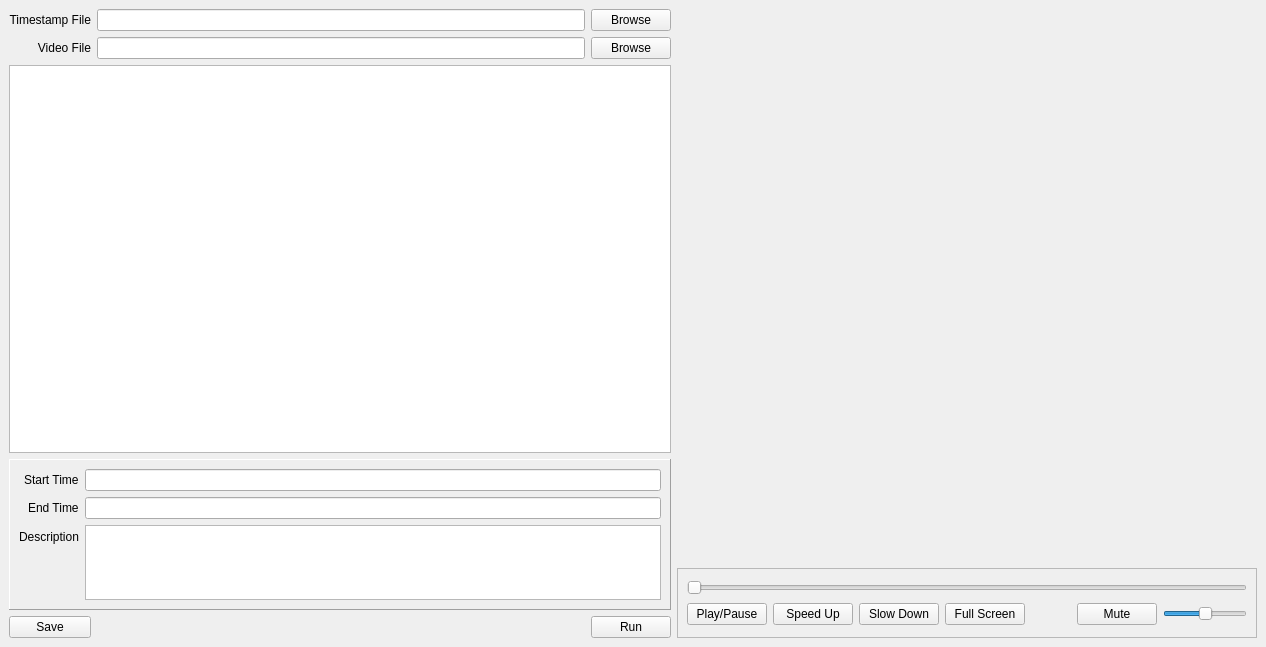
Old version of the form gui/main_window.ui in the repository dangmai/looper.
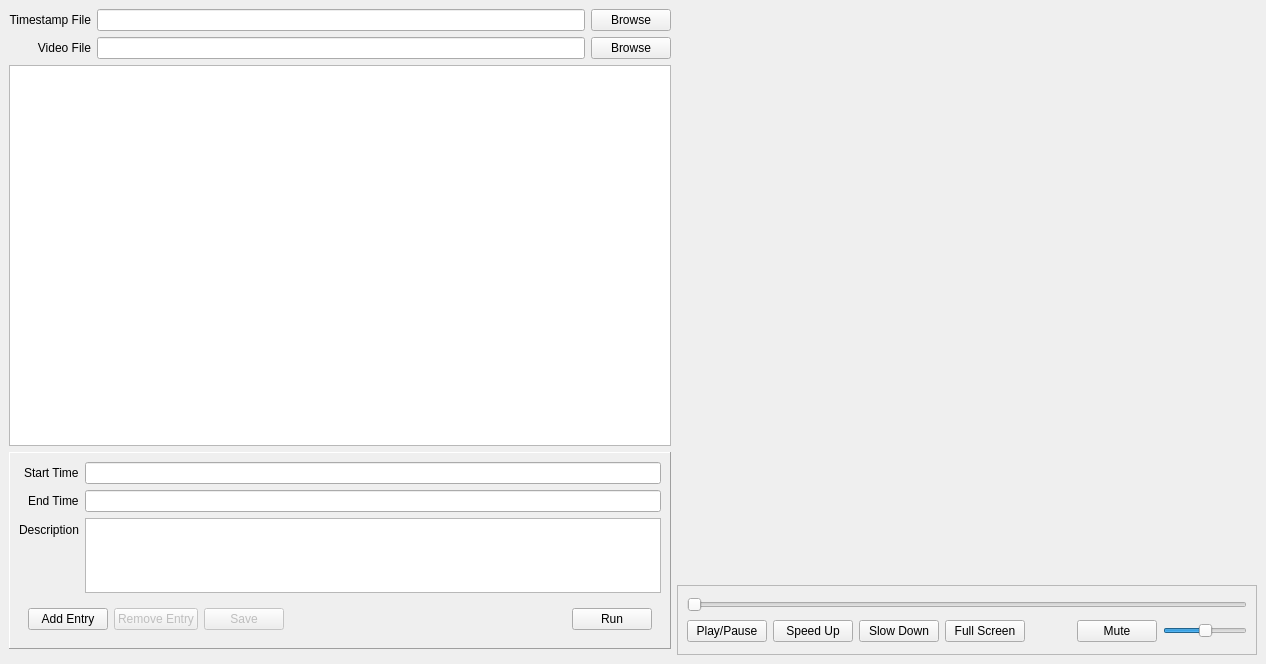
New version of the form. Custom widgets are drawn as their Qt base class.

Commit message:
Add/Remove entries
Sort entries based on start time

What changed in the file:
```diff
--- a/gui/main_window.ui
+++ b/gui/main_window.ui
@@ -7,7 +7,7 @@
     <x>0</x>
     <y>0</y>
     <width>1266</width>
-    <height>647</height>
+    <height>664</height>
    </rect>
   </property>
   <property name="minimumSize">
@@ -24,20 +24,11 @@
   </property>
   <widget class="QWidget" name="widget_central">
    <layout class="QGridLayout" name="layout_main">
-    <item row="0" column="1">
-     <widget class="QLineEdit" name="entry_timestamp">
-      <property name="sizePolicy">
-       <sizepolicy hsizetype="Expanding" vsizetype="Fixed">
-        <horstretch>0</horstretch>
-        <verstretch>0</verstretch>
-       </sizepolicy>
-      </property>
+    <item row="1" column="1">
+     <widget class="QLineEdit" name="entry_video">
       <property name="autoFillBackground">
        <bool>false</bool>
       </property>
-      <property name="styleSheet">
-       <string notr="true"/>
-      </property>
       <property name="readOnly">
        <bool>true</bool>
       </property>
@@ -63,16 +54,6 @@
       </property>
      </widget>
     </item>
-    <item row="1" column="1">
-     <widget class="QLineEdit" name="entry_video">
-      <property name="autoFillBackground">
-       <bool>false</bool>
-      </property>
-      <property name="readOnly">
-       <bool>true</bool>
-      </property>
-     </widget>
-    </item>
     <item row="0" column="2">
      <widget class="QPushButton" name="button_timestamp_browse">
       <property name="text">
@@ -87,13 +68,6 @@
       </property>
      </widget>
     </item>
-    <item row="4" column="2">
-     <widget class="QPushButton" name="button_run">
-      <property name="text">
-       <string>Run</string>
-      </property>
-     </widget>
-    </item>
     <item row="2" column="3" rowspan="3">
      <widget class="QFrame" name="frame_media">
       <property name="minimumSize">
@@ -426,13 +400,87 @@
          </property>
         </widget>
        </item>
+       <item row="3" column="0" colspan="2">
+        <widget class="QFrame" name="frame">
+         <property name="frameShape">
+          <enum>QFrame::NoFrame</enum>
+         </property>
+         <property name="frameShadow">
+          <enum>QFrame::Plain</enum>
+         </property>
+         <property name="lineWidth">
+          <number>0</number>
+         </property>
+         <layout class="QHBoxLayout" name="horizontalLayout">
+          <item>
+           <widget class="QPushButton" name="button_add_entry">
+            <property name="text">
+             <string>Add Entry</string>
+            </property>
+           </widget>
+          </item>
+          <item>
+           <widget class="QPushButton" name="button_remove_entry">
+            <property name="enabled">
+             <bool>false</bool>
+            </property>
+            <property name="text">
+             <string>Remove Entry</string>
+            </property>
+           </widget>
+          </item>
+          <item>
+           <widget class="QPushButton" name="button_save">
+            <property name="enabled">
+             <bool>false</bool>
+            </property>
+            <property name="text">
+             <string>Save</string>
+            </property>
+           </widget>
+          </item>
+          <item>
+           <spacer name="horizontalSpacer_2">
+            <property name="orientation">
+             <enum>Qt::Horizontal</enum>
+            </property>
+            <property name="sizeHint" stdset="0">
+             <size>
+              <width>40</width>
+              <height>20</height>
+             </size>
+            </property>
+           </spacer>
+          </item>
+          <item>
+           <widget class="QPushButton" name="button_run">
+            <property name="text">
+             <string>Run</string>
+            </property>
+           </widget>
+          </item>
+         </layout>
+        </widget>
+       </item>
       </layout>
      </widget>
     </item>
-    <item row="4" column="0">
-     <widget class="QPushButton" name="button_save">
-      <property name="text">
-       <string>Save</string>
+    <item row="0" column="1">
+     <widget class="QLineEdit" name="entry_timestamp">
+      <property name="sizePolicy">
+       <sizepolicy hsizetype="Expanding" vsizetype="Fixed">
+        <horstretch>0</horstretch>
+        <verstretch>0</verstretch>
+       </sizepolicy>
+      </property>
+      <property name="autoFillBackground">
+       <bool>false</bool>
+      </property>
+      <property name="styleSheet">
+       <string notr="true"/>
+      </property>
+      <property name="readOnly">
+       <bool>true</bool>
       </property>
      </widget>
     </item>
```
The commit also changes 2 other files.
